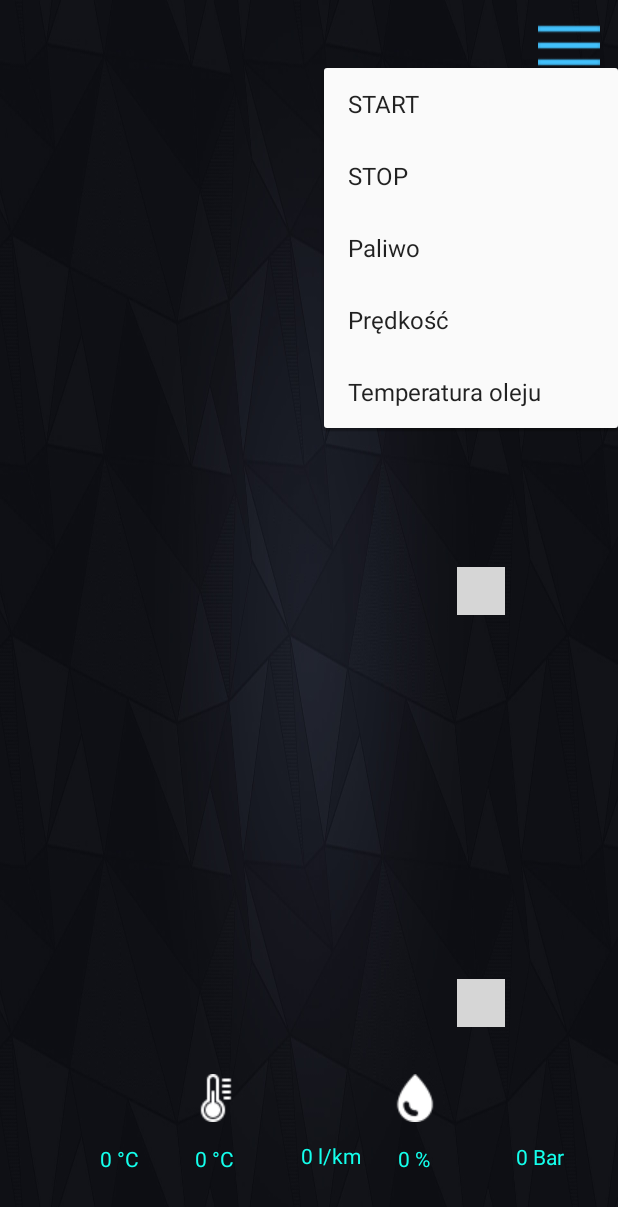
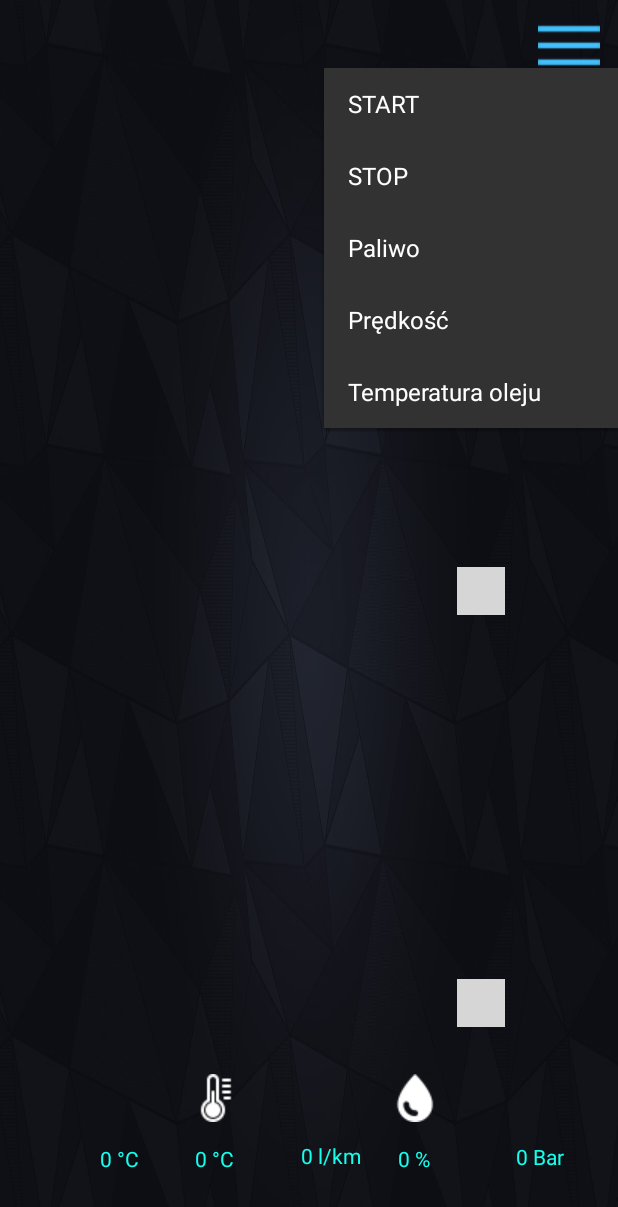
Before and after one commit to EwaKopec/car-app, an Android app: the Real_time_charts screen opened directly, with no data from a screen before it, after a tap on an icon or button, on a phone screen of 412 x 824 dp. Shown: the top 1207 px of the screen. Run offline under Robolectric (Android 15) with nearby library versions, the phone set to English and light mode, and no system bars; libraries missing offline, so code that uses them is left out: com.github.anastr.speedviewlib, com.github.pires.obd; plain views replace AwesomeSpeedometer; 17 statements that could not run were skipped; grey boxes are pictures that could not be loaded.

Commit message:
add menu colors

```diff
--- a/app/src/main/java/com/example/obd2_app/Real_time_charts.java
+++ b/app/src/main/java/com/example/obd2_app/Real_time_charts.java
@@ -3,9 +3,11 @@ package com.example.obd2_app;
 import android.annotation.SuppressLint;
 import android.bluetooth.BluetoothDevice;
 import android.bluetooth.BluetoothSocket;
+import android.content.Context;
 import android.content.Intent;
 import android.os.Bundle;
 import android.os.Handler;
+import android.view.ContextThemeWrapper;
 import android.view.MenuItem;
 import android.view.View;
 import android.widget.Button;
@@ -191,7 +193,8 @@ public class Real_time_charts extends AppCompatActivity implements PopupMenu.OnM
     }
 
     public void onMenuClick(View view) {
-        PopupMenu popupMenu = new PopupMenu(this, view);
+        Context wrapper = new ContextThemeWrapper(this, R.style.ListFont);
+        PopupMenu popupMenu = new PopupMenu(wrapper, view);
         popupMenu.setOnMenuItemClickListener(this);
         popupMenu.inflate(R.menu.popup_menu);
         popupMenu.show();
--- a/app/src/main/res/values/styles.xml
+++ b/app/src/main/res/values/styles.xml
@@ -6,6 +6,7 @@
 
     <style name="ListFont" parent="@android:style/Widget.ListView">
         <item name="android:textColor">#FFFFFF</item>
+        <item name="android:itemBackground">@color/colorPrimaryDark</item>
         <item name="android:typeface">sans</item>
     </style>
 
```
